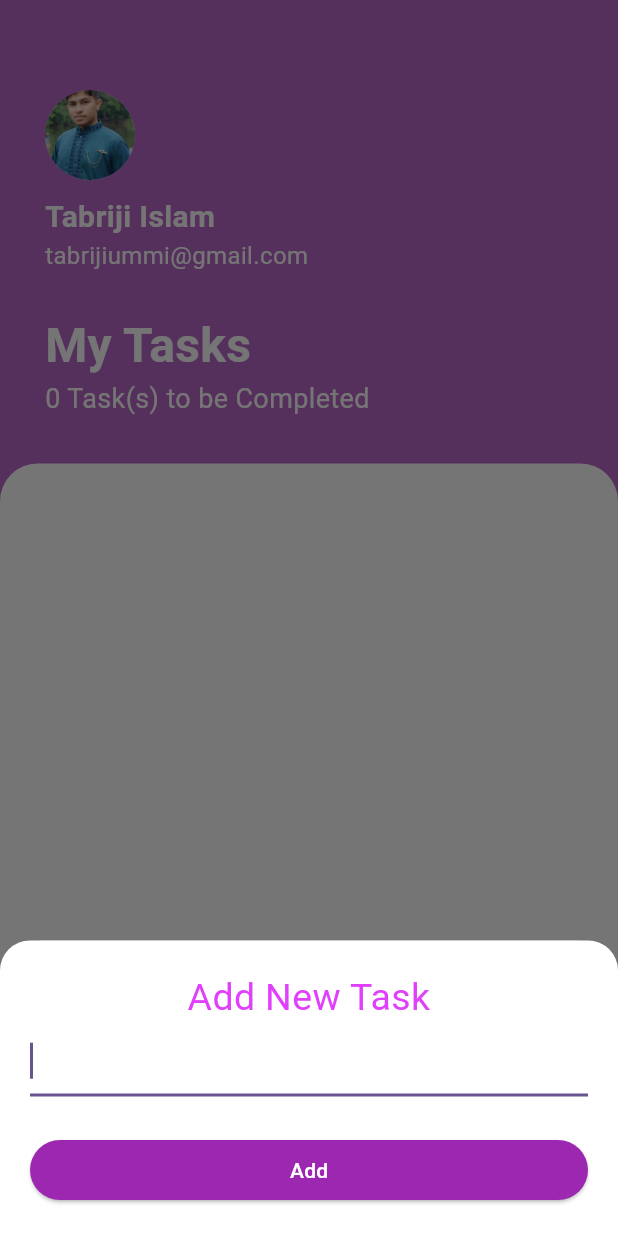
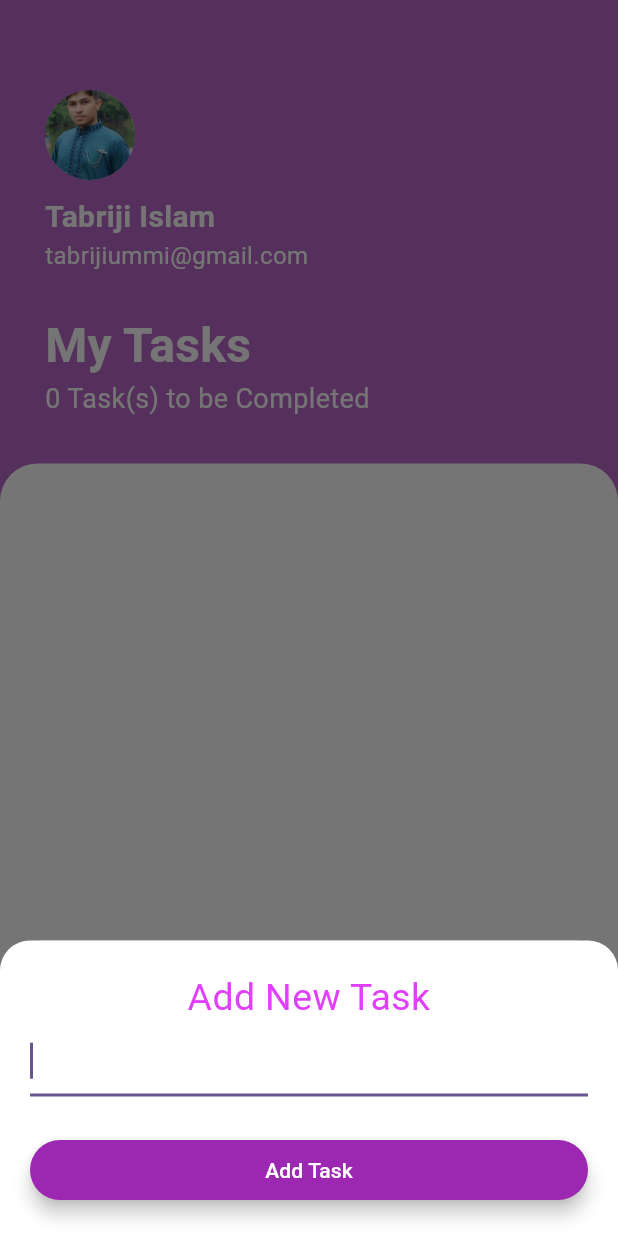
Before and after one commit to Tabrijix86/CSE464_Assignment_Two_Tabriji_2030660, a Flutter app: the screen it shows after launch, after a tap on the "add" icon, on a phone screen of 412 x 824 dp. Run offline on Flutter 3.47's test engine with Material 2 defaults, Android fonts, the phone set to English and light mode, and no system bars.

Commit message:
Update add_task_screen.dart

```diff
--- a/lib/add_task_screen.dart
+++ b/lib/add_task_screen.dart
@@ -45,9 +45,11 @@ class AddTaskScreen extends StatelessWidget {
             ElevatedButton(
               style: ElevatedButton.styleFrom(
                 backgroundColor: Colors.purple,
+                elevation: 5,
+
               ),
               child: const Text(
-                'Add',
+                'Add Task',
                 style: TextStyle(
                   color: Colors.white,
                 ),
```
